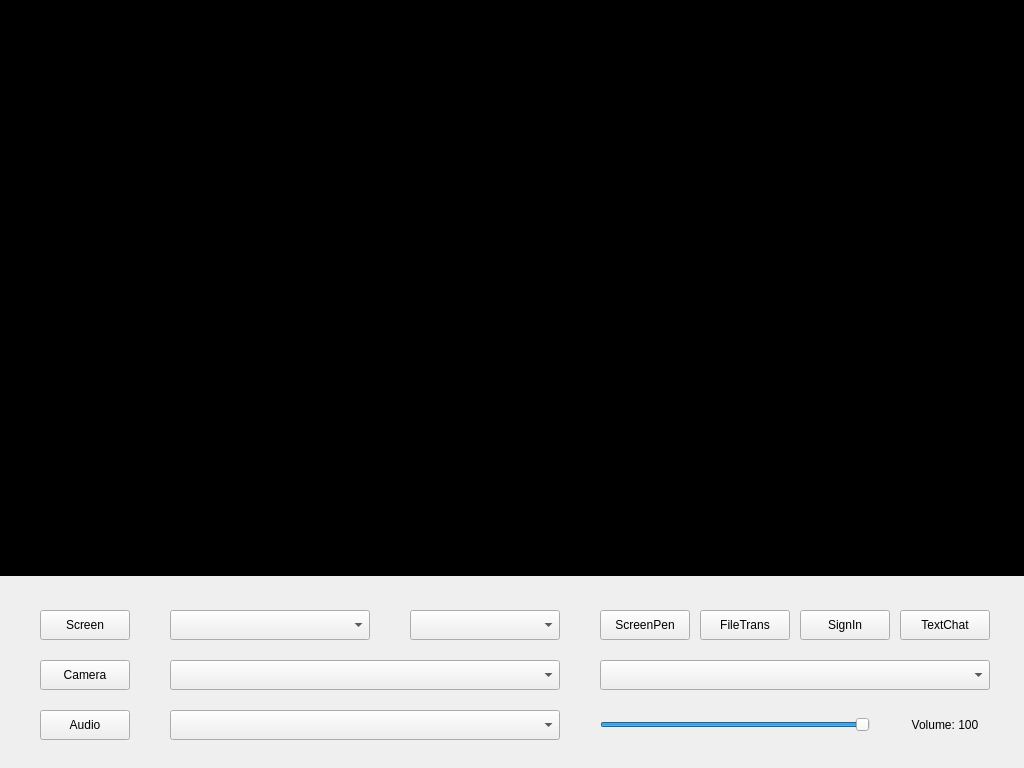
Qt form src/TeacherServer/mainwindow.ui (zty199/NetworkClassroom_LAN) before a commit.
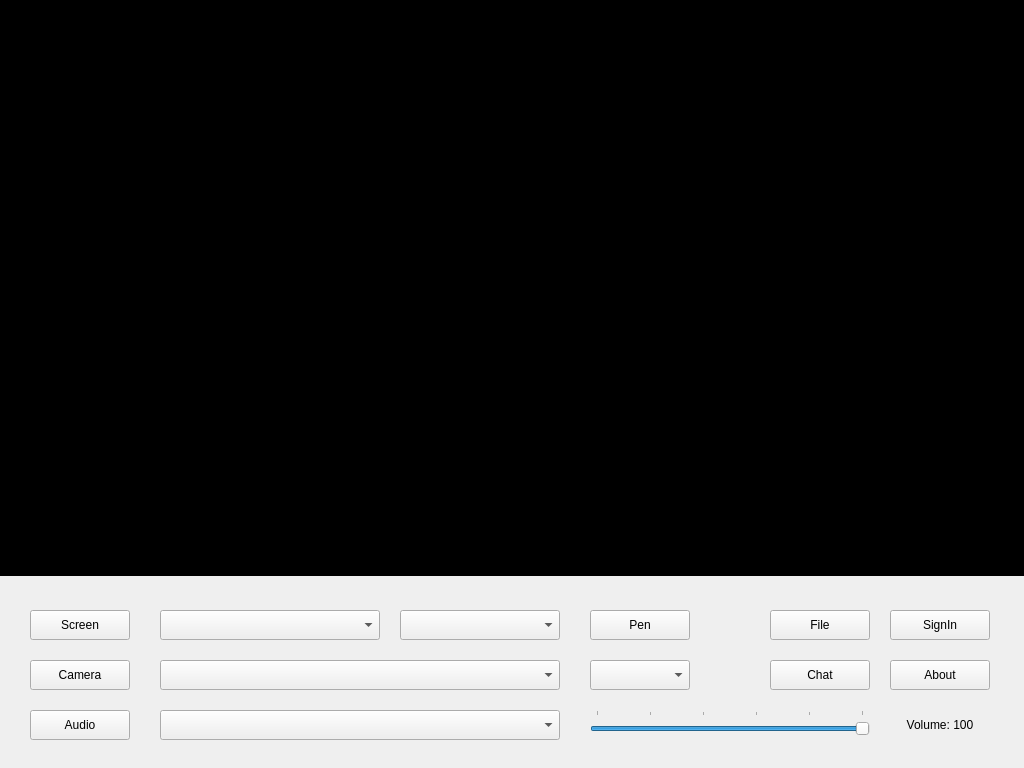
The same form after that commit. Icons and pictures are not drawn.

Diff of the .ui file:
```diff
--- a/src/TeacherServer/mainwindow.ui
+++ b/src/TeacherServer/mainwindow.ui
@@ -66,9 +66,9 @@
    <widget class="QPushButton" name="btn_camera">
     <property name="geometry">
      <rect>
-      <x>40</x>
+      <x>30</x>
       <y>660</y>
-      <width>90</width>
+      <width>100</width>
       <height>30</height>
      </rect>
     </property>
@@ -79,9 +79,9 @@
    <widget class="QPushButton" name="btn_screen">
     <property name="geometry">
      <rect>
-      <x>40</x>
+      <x>30</x>
       <y>610</y>
-      <width>90</width>
+      <width>100</width>
       <height>30</height>
      </rect>
     </property>
@@ -92,9 +92,9 @@
    <widget class="QComboBox" name="cb_camera">
     <property name="geometry">
      <rect>
-      <x>170</x>
+      <x>160</x>
       <y>660</y>
-      <width>390</width>
+      <width>400</width>
       <height>30</height>
      </rect>
     </property>
@@ -102,9 +102,9 @@
    <widget class="QPushButton" name="btn_audio">
     <property name="geometry">
      <rect>
-      <x>40</x>
+      <x>30</x>
       <y>710</y>
-      <width>90</width>
+      <width>100</width>
       <height>30</height>
      </rect>
     </property>
@@ -115,9 +115,9 @@
    <widget class="QComboBox" name="cb_device">
     <property name="geometry">
      <rect>
-      <x>170</x>
+      <x>160</x>
       <y>710</y>
-      <width>390</width>
+      <width>400</width>
       <height>30</height>
      </rect>
     </property>
@@ -125,9 +125,9 @@
    <widget class="QComboBox" name="cb_camRes">
     <property name="geometry">
      <rect>
-      <x>600</x>
+      <x>590</x>
       <y>660</y>
-      <width>390</width>
+      <width>100</width>
       <height>30</height>
      </rect>
     </property>
@@ -135,9 +135,9 @@
    <widget class="QSlider" name="slider_volume">
     <property name="geometry">
      <rect>
-      <x>600</x>
+      <x>590</x>
       <y>710</y>
-      <width>270</width>
+      <width>280</width>
       <height>30</height>
      </rect>
     </property>
@@ -154,15 +154,18 @@
      <enum>Qt::Horizontal</enum>
     </property>
     <property name="tickPosition">
-     <enum>QSlider::NoTicks</enum>
+     <enum>QSlider::TicksAbove</enum>
+    </property>
+    <property name="tickInterval">
+     <number>20</number>
     </property>
    </widget>
    <widget class="QLabel" name="volume">
     <property name="geometry">
      <rect>
-      <x>900</x>
+      <x>890</x>
       <y>710</y>
-      <width>90</width>
+      <width>100</width>
       <height>30</height>
      </rect>
     </property>
@@ -176,22 +179,22 @@
    <widget class="QPushButton" name="btn_screenPen">
     <property name="geometry">
      <rect>
-      <x>600</x>
+      <x>590</x>
       <y>610</y>
-      <width>90</width>
+      <width>100</width>
       <height>30</height>
      </rect>
     </property>
     <property name="text">
-     <string>ScreenPen</string>
+     <string>Pen</string>
     </property>
    </widget>
    <widget class="QComboBox" name="cb_screenRes">
     <property name="geometry">
      <rect>
-      <x>170</x>
+      <x>160</x>
       <y>610</y>
-      <width>200</width>
+      <width>220</width>
       <height>30</height>
      </rect>
     </property>
@@ -199,22 +202,22 @@
    <widget class="QPushButton" name="btn_fileTrans">
     <property name="geometry">
      <rect>
-      <x>700</x>
+      <x>770</x>
       <y>610</y>
-      <width>90</width>
+      <width>100</width>
       <height>30</height>
      </rect>
     </property>
     <property name="text">
-     <string>FileTrans</string>
+     <string>File</string>
     </property>
    </widget>
    <widget class="QPushButton" name="btn_signIn">
     <property name="geometry">
      <rect>
-      <x>800</x>
+      <x>890</x>
       <y>610</y>
-      <width>90</width>
+      <width>100</width>
       <height>30</height>
      </rect>
     </property>
@@ -225,9 +228,9 @@
    <widget class="QComboBox" name="cb_screenHz">
     <property name="geometry">
      <rect>
-      <x>410</x>
+      <x>400</x>
       <y>610</y>
-      <width>150</width>
+      <width>160</width>
       <height>30</height>
      </rect>
     </property>
@@ -235,14 +238,27 @@
    <widget class="QPushButton" name="btn_textChat">
     <property name="geometry">
      <rect>
-      <x>900</x>
-      <y>610</y>
-      <width>90</width>
+      <x>770</x>
+      <y>660</y>
+      <width>100</width>
       <height>30</height>
      </rect>
     </property>
     <property name="text">
-     <string>TextChat</string>
+     <string>Chat</string>
+    </property>
+   </widget>
+   <widget class="QPushButton" name="btn_about">
+    <property name="geometry">
+     <rect>
+      <x>890</x>
+      <y>660</y>
+      <width>100</width>
+      <height>30</height>
+     </rect>
+    </property>
+    <property name="text">
+     <string>About</string>
     </property>
    </widget>
   </widget>
```
Left out of the diff: 16 changed lines with no effect on the pictures.
